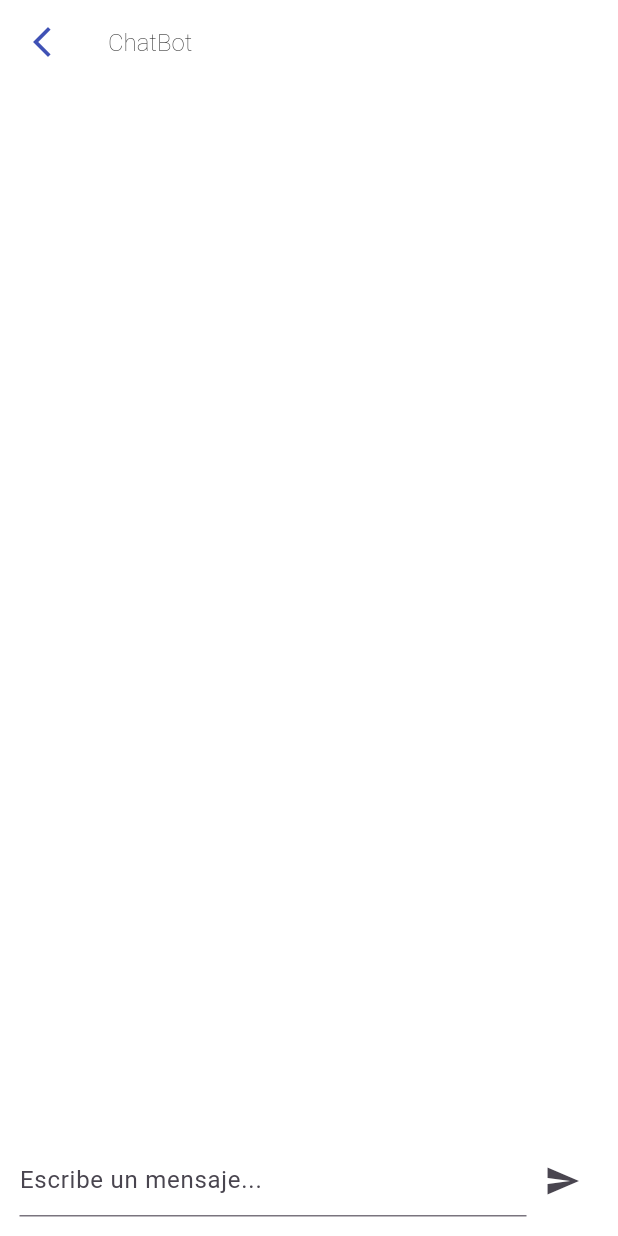
After one commit to EstefanyH/chatbotApp, a Flutter app: the ChatBotPage screen opened by its route, on a phone screen of 412 x 824 dp. The commit adds this screen. Run offline on Flutter 3.47's test engine with Material 3 defaults, Android fonts, the phone set to English and light mode, and no system bars; our stand-ins replace googleapis_auth; missing offline and left inert: dart:ffi; Roboto replaces fonts that are missing (Montserrat); project files that could hold a hidden picture were left out.

Commit message:
Implementation API Send
Integration y implementation de API send

```diff
--- a/lib/main.dart
+++ b/lib/main.dart
@@ -1,5 +1,6 @@
 
 import 'package:appchatbot/view/Login/loginForm.dart';
+import 'package:appchatbot/viewModel/chatViewModel.dart';
 import 'package:flutter/material.dart';
 import 'package:provider/provider.dart';
 
@@ -19,7 +20,8 @@ class MyApp extends StatelessWidget {
 
     return MultiProvider(
       providers: [
-        ChangeNotifierProvider(create: (context) => UserViewModel())
+        ChangeNotifierProvider(create: (context) => UserViewModel()),
+        ChangeNotifierProvider(create: (context) => ChatViewModel()),
       ],
       child: MaterialApp(
         debugShowCheckedModeBanner: false,
--- /dev/null
+++ b/lib/request/sendRequest.dart
@@ -0,0 +1,15 @@
+import 'package:flutter/material.dart';
+import 'package:json_annotation/json_annotation.dart';
+
+@JsonSerializable()
+class SendRequest {
+  final String msg;
+
+  const SendRequest({
+    required this.msg
+  });
+
+  Map<String, dynamic> toJson() => {
+    'msg': msg
+  };
+}
--- /dev/null
+++ b/lib/response/sendResponse.dart
@@ -0,0 +1,20 @@
+
+import 'dart:convert';
+
+import 'package:json_annotation/json_annotation.dart';
+
+@JsonSerializable()
+class SendResponse {
+  final List<String> message;
+  final String data;
+
+  const SendResponse({
+    required this.message,
+    required this.data
+  });
+
+  factory SendResponse.fromJson(Map<String,dynamic> json) => SendResponse(
+      message: List<String>.from(json['message'])  ,
+      data: (json['data'] == null) ? "" : json['data']
+    );
+}
--- a/lib/route/routeManager.dart
+++ b/lib/route/routeManager.dart
@@ -1,4 +1,4 @@
-import 'package:appchatbot/view/Chat/chatbot.dart';
+import 'package:appchatbot/view/Chat/chatbotPage.dart';
 import 'package:appchatbot/view/Login/loginPage.dart';
 import 'package:appchatbot/view/Splash/loadingPage.dart';
 import 'package:flutter/material.dart';
@@ -19,7 +19,7 @@ class RouteManager {
         return MaterialPageRoute(builder: (context) => const RegisterPage());
       */
       case chatAppHomePage:
-        return MaterialPageRoute(builder: (context) => const ChatBotApp());
+        return MaterialPageRoute(builder: (context) => const ChatBotPage());
 
       default:
         throw Exception("No route found!");
--- a/lib/service/apiConstant.dart
+++ b/lib/service/apiConstant.dart
@@ -1,9 +1,11 @@
 
- class APIConstant {
+ import 'package:appchatbot/util/constantGlobal.dart';
+
+class APIConstant {
 
   static const String SERVER_API_URL = 'https://chatbot-electrodunas.analytia.pe/';
   static String API_LOGIN = '${SERVER_API_URL}loginemployee';
-  static String API_SEND = '{$SERVER_API_URL}app/send-msg/66469445f22120143ae67b24';
+  static String API_SEND = '${SERVER_API_URL}app/send-msg/${IdUsuario}';
 
   static const String ContentType = 'application/json';
  }
--- a/lib/util/constantGlobal.dart
+++ b/lib/util/constantGlobal.dart
@@ -1 +1,2 @@
 String Token = '';
+String IdUsuario = '';
--- a/lib/view/Chat/chatbot.dart
+++ /dev/null
@@ -1,15 +0,0 @@
-import 'package:appchatbot/view/Chat/chatscreen.dart';
-import 'package:flutter/material.dart';
-
-class ChatBotApp extends StatelessWidget {
-  const ChatBotApp({super.key});
-
-  @override
-  Widget build(BuildContext context) {
-    return MaterialApp(
-      title: 'ChatBot App',
-      theme: ThemeData(
-        primarySwatch: Colors.blue),
-        home: const ChatScreen(),);
-  }
-}
--- /dev/null
+++ b/lib/view/Chat/chatbotForm.dart
@@ -0,0 +1,90 @@
+import 'package:appchatbot/viewModel/chatViewModel.dart';
+import 'package:flutter/material.dart';
+import 'package:provider/provider.dart';
+
+class ChatBotForm extends StatefulWidget {
+  const ChatBotForm({super.key});
+
+  @override
+  State<ChatBotForm> createState() => _ChatBotFormState();
+}
+
+class _ChatBotFormState extends State<ChatBotForm> {
+  final List<Map<String, String>> _messages = [];
+  final TextEditingController _controller = TextEditingController();
+
+ @override
+  void initState() {
+    super.initState();
+  }
+
+  void _sendMessage(BuildContext context, String text) {
+    setState(() {
+      _messages.add({'text': text, 'sender': 'user'});
+    });
+    _controller.clear();
+    //_getBotResponse(text);
+    context.read<ChatViewModel>().sendMessage(context,messages: _messages, texto: text);
+
+    setState(() {
+    _messages.add({'text': context.read<ChatViewModel>().resultado, 'sender': 'bot'});
+    });
+  }
+
+  @override
+  Widget build(BuildContext context) {
+    return Form(
+      key: context.read<ChatViewModel>().chatFormKey,
+      child: Padding(
+        padding: const EdgeInsets.all(5.0),
+        child: Column(
+         children: <Widget>[
+          Expanded(
+            child: ListView.builder(
+              itemCount: _messages.length,
+              itemBuilder: (context, index) {
+                final message = _messages[index];
+                final isUser = message['sender'] == 'user';
+                return ListTile(
+                  title: Align(
+                    alignment: isUser ? Alignment.centerRight : Alignment.centerLeft,
+                    child: Container(
+                      padding: const EdgeInsets.all(8),
+                      color: isUser ? Colors.blue[100] : Colors.grey[300],
+                      child: Text(message['text']!),
+                    ),
+                  ),
+                );
+              },
+            ),
+          ),
+          Padding(
+            padding: const EdgeInsets.all(8.0),
+            child: Row(
+              children: <Widget>[
+                Expanded(
+                  child: TextField(
+                    controller: _controller,
+                    decoration: const InputDecoration(
+                      hintText: 'Escribe un mensaje...',
+                    ),
+                  ),
+                ),
+                IconButton(
+                  icon: const Icon(Icons.send),
+                  onPressed: () {
+                    if (_controller.text.isNotEmpty) {
+                      _sendMessage(context, _controller.text);
+                    }
+                  },
+                ),
+              ],
+            ),
+          ),
+        ],
+        ),
+      ),
+    );
+  }
+
+}
--- /dev/null
+++ b/lib/view/Chat/chatbotPage.dart
@@ -0,0 +1,36 @@
+import 'package:appchatbot/misc/constant.dart';
+import 'package:appchatbot/route/routeManager.dart';
+import 'package:appchatbot/view/Chat/chatbotForm.dart';
+import 'package:appchatbot/view/Chat/chatscreen.dart';
+import 'package:flutter/material.dart';
+
+class ChatBotPage extends StatelessWidget {
+  const ChatBotPage({super.key});
+
+  @override
+  Widget build(BuildContext context) {
+     return Scaffold(
+      appBar: AppBar(
+        elevation: 0,
+        leading: IconButton(
+          onPressed: () {
+            Navigator.popAndPushNamed(context, RouteManager.loginPage);
+          },
+          icon: const Icon(Icons.arrow_back_ios_new_sharp,
+          color: Colors.indigo,)),
+        backgroundColor: Colors.white,
+        title: const Text("ChatBot",
+          style: style16Black,),
+      ),
+      backgroundColor: Colors.white,
+      body: const SafeArea(
+        child: Stack(
+          children: [
+            Padding(
+              padding: EdgeInsets.all(0),
+              child: Center(
+                child: ChatBotForm(),),)
+          ],)),
+      );
+  }
+}
--- a/lib/viewModel/userViewModel.dart
+++ b/lib/viewModel/userViewModel.dart
@@ -3,7 +3,6 @@ import 'dart:convert';
 
 import 'package:appchatbot/request/UserRequest.dart';
 import 'package:appchatbot/response/loginResponse.dart';
-import 'package:appchatbot/response/userResponse.dart';
 import 'package:appchatbot/route/routeManager.dart';
 import 'package:appchatbot/service/apiConstant.dart';
 import 'package:appchatbot/util/constantGlobal.dart';
@@ -60,10 +59,9 @@ class UserViewModel with ChangeNotifier{
   }
 
 Future<void> authentification(BuildContext context, UserResquest request) async {
-  // Define la URL de la API
+
   final url = Uri.parse(APIConstant.API_LOGIN);
 
-  // Haz la solicitud POST
   try {
     final response = await http.post(
       url,
@@ -73,12 +71,11 @@ Future<void> authentification(BuildContext context, UserResquest request) async
       body: jsonEncode(request.toJson()), // Convierte el cuerpo a JSON
     );
 
-    // Verifica el estado de la respuesta
     if (response.statusCode == 200) {
-      // Decodifica la respuesta si es un JSON
       final data = LoginResponse.fromJson(jsonDecode(response.body));
-      print('Respuesta de la API: $data');
+      //print('Respuesta de la API: $data');
       Token = data.token;
+      IdUsuario = data.user.id;
 
       Navigator.of(context).popAndPushNamed(RouteManager.chatAppHomePage);
 
@@ -91,30 +88,4 @@ Future<void> authentification(BuildContext context, UserResquest request) async
   }
 }
 
-/*
-  Future<void> fetchUser(String userId) async {
-    isLoading = true;
-    notifyListeners();
-
-    final url = Uri.parse(APIService.Login);
-
-    try {
-      final response = await http.get(url);
-
-      if (response.statusCode == 200) {
-        final responseBody = json.decode(response.body);
-        user = User.fromJson(responseBody);
-      } else {
-        // Manejo de errores
-        throw Exception('Error al cargar el usuario');
-      }
-    } catch (error) {
-      // Manejo de errores
-      throw error;
-    } finally {
-      isLoading = false;
-      notifyListeners();
-    }
-  }
-  */
 }
```
Also changed, not shown: lib/viewModel/chatViewModel.dart (added, +54 -0 lines).
